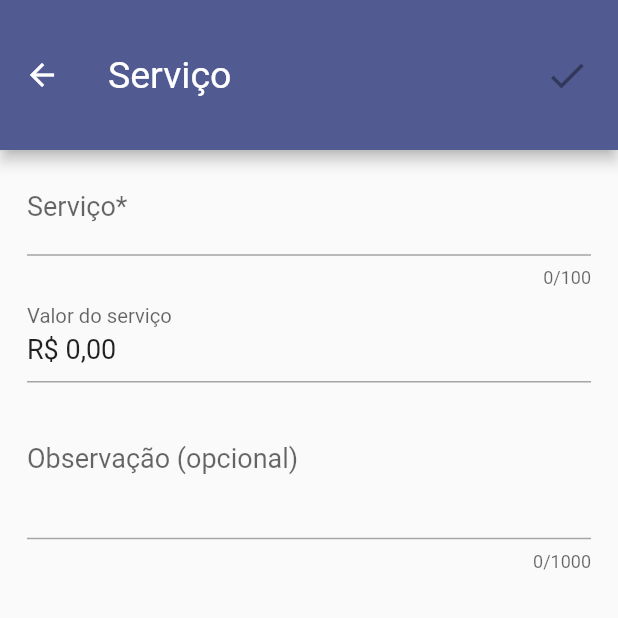
After one commit to Jo-Analyst/app-kayke-barbearia, a Flutter app: the ServiceFormPage screen opened directly, on a phone screen of 412 x 824 dp, the top half of it. The commit adds this screen. Run offline on Flutter 3.47's test engine with Material 2 defaults, Android fonts, the phone set to English and light mode, and no system bars; our stand-ins replace contacts_service, flutter_masked_text2, flutter_slidable, font_awesome_flutter, mask_text_input_formatter, permission_handler and 1 more; accounts and stored records are empty.

Commit message:
implementando o form do serviço

```diff
--- a/lib/app/pages/cash_flow_page.dart
+++ b/lib/app/pages/cash_flow_page.dart
@@ -28,7 +28,7 @@ class _CashFlowPageState extends State<CashFlowPage> {
   showCalendarPicker() {
     showDatePicker(
       context: context,
-      initialDate: DateTime.now(),
+      initialDate: dateSelected,
       firstDate: DateTime(2014),
       lastDate: DateTime.now(),
     ).then(
--- a/lib/app/pages/product_form_page.dart
+++ b/lib/app/pages/product_form_page.dart
@@ -109,7 +109,7 @@ class _ProductFormPageState extends State<ProductFormPage> {
               keyboardType: const TextInputType.numberWithOptions(
                 decimal: true,
               ),
-              decoration: const InputDecoration(labelText: "Valor Venda"),
+              decoration: const InputDecoration(labelText: "Valor da venda"),
               style: const TextStyle(fontSize: 18),
               onChanged: (value) {
                 setState(() {
@@ -124,7 +124,7 @@ class _ProductFormPageState extends State<ProductFormPage> {
               keyboardType: const TextInputType.numberWithOptions(
                 decimal: true,
               ),
-              decoration: const InputDecoration(labelText: "Valor Custo"),
+              decoration: const InputDecoration(labelText: "Valor do custo"),
               style: const TextStyle(fontSize: 18),
               onChanged: (value) {
                 setState(() {
--- /dev/null
+++ b/lib/app/pages/service_form_page.dart
@@ -0,0 +1,177 @@
+import 'package:flutter/material.dart';
+import 'package:flutter_masked_text2/flutter_masked_text2.dart';
+
+class ServiceFormPage extends StatefulWidget {
+  final int? serviceId;
+  final bool isEdition;
+  final String? service;
+  final double? price;
+  final String? observation;
+  const ServiceFormPage({
+    this.serviceId,
+    required this.isEdition,
+    this.service,
+    this.price,
+    this.observation,
+    super.key,
+  });
+
+  @override
+  State<ServiceFormPage> createState() => _ServiceFormPageState();
+}
+
+class _ServiceFormPageState extends State<ServiceFormPage> {
+  final serviceValueController = MoneyMaskedTextController(leftSymbol: "R\$ ");
+  final descriptionController = TextEditingController();
+  final observationController = TextEditingController();
+  DateTime dateSelected = DateTime.now();
+  TimeOfDay timeSelected = TimeOfDay.now();
+  String _description = "";
+  double priceService = 0;
+
+  showCalendarPicker() {
+    showDatePicker(
+      context: context,
+      initialDate: dateSelected,
+      firstDate: DateTime(2014),
+      lastDate: DateTime.now(),
+    ).then(
+      (date) => setState(() {
+        if (date != null) {
+          dateSelected = date;
+        }
+      }),
+    );
+  }
+
+  // showTime() {
+  //   showTimePicker(context: context, initialTime: timeSelected)
+  //       .then((time) {
+  //     setState(() {
+  //       timeSelected = time ?? timeSelected;
+  //     });
+  //   });
+  // }
+
+  @override
+  void initState() {
+    super.initState();
+
+    if (widget.isEdition) return;
+    _description = widget.service ?? "";
+    descriptionController.text = _description;
+    priceService = widget.price ?? 0.0;
+    serviceValueController.updateValue(priceService);
+    observationController.text = widget.observation ?? "";
+  }
+
+  @override
+  Widget build(BuildContext context) {
+    return Scaffold(
+      appBar: AppBar(
+        title: const Text("Serviço"),
+        actions: [
+          Container(
+            margin: const EdgeInsets.only(right: 10),
+            child: IconButton(
+              onPressed:
+                  _description.isNotEmpty && priceService > 0 ? () {} : null,
+              icon: const Icon(
+                Icons.check,
+                size: 30,
+              ),
+            ),
+          )
+        ],
+      ),
+      body: Padding(
+        padding: const EdgeInsets.symmetric(
+          vertical: 8,
+          horizontal: 18,
+        ),
+        child: ListView(
+          children: [
+            TextFormField(
+              controller: descriptionController,
+              maxLength: 100,
+              decoration: const InputDecoration(labelText: "Serviço*"),
+              style: const TextStyle(fontSize: 18),
+              onChanged: (description) {
+                setState(() {
+                  _description = description.trim();
+                });
+              },
+            ),
+            TextFormField(
+              controller: serviceValueController,
+              textInputAction: TextInputAction.next,
+              keyboardType: const TextInputType.numberWithOptions(
+                decimal: true,
+              ),
+              decoration: const InputDecoration(labelText: "Valor do serviço"),
+              style: const TextStyle(fontSize: 18),
+              onChanged: (value) {
+                setState(() {
+                  priceService = serviceValueController.numberValue;
+                });
+              },
+            ),
+            // const SizedBox(height: 10),
+            // Row(
+            //   mainAxisAlignment: MainAxisAlignment.spaceBetween,
+            //   children: [
+            //     Row(
+            //       children: [
+            //         IconButton(
+            //           onPressed: () => showCalendarPicker(),
+            //           icon: Icon(
+            //             Icons.calendar_month_outlined,
+            //             size: 35,
+            //             color: Theme.of(context).primaryColor,
+            //           ),
+            //         ),
+            //         InkWell(
+            //           onTap: () => showCalendarPicker(),
+            //           child: Text(
+            //             dateFormat3.format(dateSelected),
+            //             style: const TextStyle(fontSize: 20),
+            //           ),
+            //         ),
+            //       ],
+            //     ),
+            //     Row(
+            //       children: [
+            //         IconButton(
+            //           onPressed: () => showTime(),
+            //           icon: Icon(
+            //             Icons.timer_outlined,
+            //             size: 35,
+            //             color: Theme.of(context).primaryColor,
+            //           ),
+            //         ),
+            //         InkWell(
+            //           onTap: () => showTime(),
+            //           child: Text(
+            //             timeSelected.format(context),
+            //             style: const TextStyle(fontSize: 20),
+            //           ),
+            //         ),
+            //       ],
+            //     )
+            //   ],
+            // ),
+            TextFormField(
+              controller: observationController,
+              textInputAction: TextInputAction.newline,
+              maxLines: 3,
+              decoration:
+                  const InputDecoration(labelText: "Observação (opcional)"),
+              style: const TextStyle(fontSize: 18),
+              maxLength: 1000,
+            ),
+          ],
+        ),
+      ),
+    );
+  }
+}
--- a/lib/app/template/new_transaction_modal.dart
+++ b/lib/app/template/new_transaction_modal.dart
@@ -1,4 +1,5 @@
 import 'package:app_kaike_barbearia/app/pages/client_form_page.dart';
+import 'package:app_kaike_barbearia/app/pages/service_form_page.dart';
 import 'package:flutter/material.dart';
 import 'package:font_awesome_flutter/font_awesome_flutter.dart';
 
@@ -147,7 +148,9 @@ showModal(BuildContext context) {
                     Navigator.of(context).pop();
                     Navigator.of(context).push(
                       MaterialPageRoute(
-                        builder: (_) => const ProductFormPage(isEdition: false,),
+                        builder: (_) => const ProductFormPage(
+                          isEdition: false,
+                        ),
                       ),
                     );
                   },
@@ -173,7 +176,14 @@ showModal(BuildContext context) {
                   ),
                 ),
                 InkWell(
-                  onTap: () {},
+                  onTap: () {
+                    Navigator.of(context).pop();
+                    Navigator.of(context).push(
+                      MaterialPageRoute(
+                        builder: (_) => const ServiceFormPage(isEdition: false,),
+                      ),
+                    );
+                  },
                   child: Card(
                     shape: RoundedRectangleBorder(
                       borderRadius: BorderRadius.circular(10),
--- a/lib/app/utils/convert_values.dart
+++ b/lib/app/utils/convert_values.dart
@@ -4,4 +4,5 @@ final NumberFormat numberFormat =
     NumberFormat.currency(locale: "pt_BR", symbol: "R\$");
 final DateFormat dateFormat1 = DateFormat("dd/MM/yyyy", "pt_BR");
 final DateFormat dateFormat2 =
-    DateFormat("EE',' dd 'de' MMMM 'de' yyyy", "pt_BR");
+    DateFormat("EEEE',' dd 'de' MMMM 'de' yyyy", "pt_BR");
+final DateFormat dateFormat3 = DateFormat("dd 'de' MMMM 'de' yyyy", "pt_BR");
```
